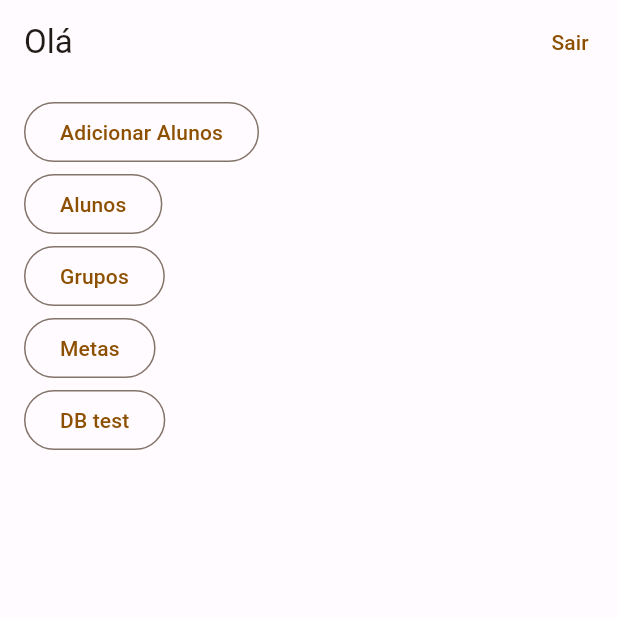
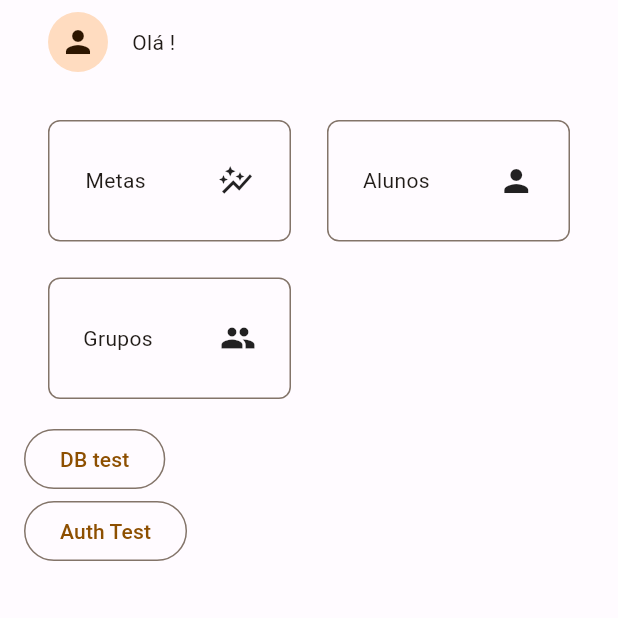
Before and after one commit to ThiagoFontes/minha_turma, a Flutter app: the screen it shows once a user with an empty profile is signed in, on a phone screen of 412 x 824 dp, the top half of it. Run offline on Flutter 3.47's test engine with Material 3 defaults, Android fonts, the phone set to English and light mode, and no system bars; our stand-ins replace cloud_firestore, firebase_auth, firebase_core, flutter_bloc, go_router; accounts and stored records are empty; generated files the repository leaves out were written again; Roboto replaces fonts that are missing (RobotoMono).

Commit message:
Improve home coach design

```diff
--- a/lib/src/app_routes.dart
+++ b/lib/src/app_routes.dart
@@ -2,7 +2,8 @@
 import 'package:firebase_auth/firebase_auth.dart';
 import 'package:flutter/material.dart';
 import 'package:go_router/go_router.dart';
-import 'package:myclasses/src/features/firestore_test/firestore_test_page.dart';
+import 'package:myclasses/src/features/firebase_auth_test/test_firebase_auth_page.dart';
+import 'package:myclasses/src/features/firestore_test/test_firestore_page.dart';
 import 'package:myclasses/src/features/home_coach/add_student_page.dart';
 import 'package:myclasses/src/features/home_coach/home_coach_page.dart';
 import 'package:myclasses/src/features/home_coach/list_goals_page.dart';
@@ -13,8 +14,9 @@ typedef RouterBuilder = Widget Function(BuildContext, GoRouterState);
 abstract class AppRoutes {
   static final _routesMap = <String, RouterBuilder>{
     LoginView.route: (context, state) => const LoginView(),
-    FirestoreTestPage.route: (context, state) => const FirestoreTestPage(),
-    HomeCoachPage.route: (context, state) => const HomeCoachPage(),
+    TestFirestorePage.route: (context, state) => const TestFirestorePage(),
+    TestFirebaseAuthPage.route: (p0, p1) => const TestFirebaseAuthPage(),
+    HomeCoachPage.route: (context, state) => HomeCoachPage(),
     AddStudentPage.route: (p0, p1) => const AddStudentPage(),
     ListGoalsPage.route: (p0, p1) => ListGoalsPage(),
     // HomePage.route: (context, _) => const HomePage(),
--- a/lib/src/features/home_coach/home_coach_page.dart
+++ b/lib/src/features/home_coach/home_coach_page.dart
@@ -1,9 +1,14 @@
 import 'package:firebase_auth/firebase_auth.dart';
 import 'package:flutter/material.dart';
 import 'package:go_router/go_router.dart';
-import 'package:myclasses/src/features/firestore_test/firestore_test_page.dart';
+import 'package:myclasses/src/app_routes.dart';
+import 'package:myclasses/src/features/firebase_auth_test/test_firebase_auth_page.dart';
+import 'package:myclasses/src/features/firestore_test/test_firestore_page.dart';
 import 'package:myclasses/src/features/home_coach/add_student_page.dart';
 import 'package:myclasses/src/features/home_coach/list_goals_page.dart';
+import 'package:myclasses/src/features/home_coach/vmodels/cards_home_vmodel.dart';
+import 'package:myclasses/src/features/home_coach/widgets/profile_app_bar.dart';
+import 'package:myclasses/src/features/home_coach/widgets/square_button.dart';
 
 class HomeCoachPage extends StatelessWidget {
   static const String route = '/home_coach';
@@ -12,17 +17,27 @@ class HomeCoachPage extends StatelessWidget {
 
   @override
   Widget build(BuildContext context) {
+    final cards = <CardsHomeVModel>[
+      CardsHomeVModel(
+        title: 'Metas',
+        icon: Icons.auto_graph,
+        onTap: () => AppRoutes.router.pushNamed(ListGoalsPage.route),
+      ),
+      CardsHomeVModel(
+        title: 'Alunos',
+        icon: Icons.person,
+        onTap: () => AppRoutes.router.pushNamed(AddStudentPage.route),
+      ),
+      CardsHomeVModel(
+        title: 'Grupos',
+        icon: Icons.people,
+        onTap: () => AppRoutes.router.pushNamed(AddStudentPage.route),
+      ),
+    ];
+
     return Scaffold(
-      appBar: AppBar(
-        title: Text(
-          'Olá ${FirebaseAuth.instance.currentUser?.displayName ?? ''}',
-        ),
-        actions: [
-          TextButton(
-            onPressed: () => FirebaseAuth.instance.signOut(),
-            child: const Text('Sair'),
-          ),
-        ],
+      appBar: ProfileAppBar(
+        displayName: FirebaseAuth.instance.currentUser?.displayName,
       ),
       body: SingleChildScrollView(
         child: Padding(
@@ -30,30 +45,52 @@ class HomeCoachPage extends StatelessWidget {
           child: Column(
             crossAxisAlignment: CrossAxisAlignment.start,
             children: [
-              OutlinedButton(
-                onPressed: () => context.pushNamed(AddStudentPage.route),
-                child: const Text('Adicionar Alunos'),
+              GridView.count(
+                physics: const NeverScrollableScrollPhysics(),
+                padding: const EdgeInsets.all(16),
+                mainAxisSpacing: 24,
+                crossAxisSpacing: 24,
+                shrinkWrap: true,
+                crossAxisCount: 2,
+                childAspectRatio: 2 / 1,
+                children: List.generate(
+                  cards.length,
+                  (index) => CardButton(
+                    cardVModel: cards[index],
+                  ),
+                ),
               ),
               OutlinedButton(
-                onPressed: () => context.pushNamed(AddStudentPage.route),
-                child: const Text('Alunos'),
+                onPressed: () => context.pushNamed(TestFirestorePage.route),
+                child: const Text('DB test'),
               ),
               OutlinedButton(
-                onPressed: () => context.pushNamed(AddStudentPage.route),
-                child: const Text('Grupos'),
-              ),
-              OutlinedButton(
-                onPressed: () => context.pushNamed(ListGoalsPage.route),
-                child: const Text('Metas'),
-              ),
-              OutlinedButton(
-                onPressed: () => context.pushNamed(FirestoreTestPage.route),
-                child: const Text('DB test'),
+                onPressed: () => context.pushNamed(TestFirebaseAuthPage.route),
+                child: const Text('Auth Test'),
               ),
             ],
           ),
         ),
       ),
+      // bottomNavigationBar: BottomNavigationBar(
+      //   items: const <BottomNavigationBarItem>[
+      //     BottomNavigationBarItem(
+      //       icon: Icon(Icons.home),
+      //       label: 'Home',
+      //     ),
+      //     BottomNavigationBarItem(
+      //       icon: Icon(Icons.auto_graph),
+      //       label: 'Ranking',
+      //     ),
+      //     BottomNavigationBarItem(
+      //       icon: Icon(Icons.settings),
+      //       label: 'Settings',
+      //     ),
+      //   ],
+      //   selectedItemColor: theme.colorScheme.primary,
+      //   unselectedItemColor: theme.colorScheme.onBackground,
+      //   backgroundColor: theme.colorScheme.background,
+      // ),
     );
   }
 }
--- /dev/null
+++ b/lib/src/features/home_coach/vmodels/cards_home_vmodel.dart
@@ -0,0 +1,13 @@
+import 'package:flutter/material.dart';
+
+class CardsHomeVModel {
+  final String title;
+  final IconData icon;
+  final void Function()? onTap;
+
+  CardsHomeVModel({
+    required this.title,
+    required this.icon,
+    required this.onTap,
+  });
+}
--- /dev/null
+++ b/lib/src/features/home_coach/widgets/profile_app_bar.dart
@@ -0,0 +1,37 @@
+import 'package:flutter/material.dart';
+
+class ProfileAppBar extends StatelessWidget implements PreferredSizeWidget {
+  const ProfileAppBar({
+    super.key,
+    this.displayName,
+  });
+  final String? displayName;
+
+  @override
+  Widget build(BuildContext context) {
+    final buffer = StringBuffer('Olá');
+    if (displayName != null) {
+      buffer.write(' $displayName');
+    }
+    buffer.write('!');
+
+    return SafeArea(
+      child: Row(
+        children: [
+          const SizedBox(width: 32),
+          const CircleAvatar(
+            child: Icon(Icons.person),
+          ),
+          const SizedBox(width: 16),
+          Column(
+            mainAxisAlignment: MainAxisAlignment.center,
+            children: [Text(buffer.toString())],
+          ),
+        ],
+      ),
+    );
+  }
+
+  @override
+  Size get preferredSize => const Size.fromHeight(kToolbarHeight);
+}
--- /dev/null
+++ b/lib/src/features/home_coach/widgets/square_button.dart
@@ -0,0 +1,35 @@
+import 'package:flutter/material.dart';
+import 'package:myclasses/src/features/home_coach/vmodels/cards_home_vmodel.dart';
+import 'package:myclasses/src/utils/material_theme/theme_extension.dart';
+
+class CardButton extends StatelessWidget {
+  const CardButton({
+    super.key,
+    required this.cardVModel,
+  });
+
+  final CardsHomeVModel cardVModel;
+
+  @override
+  Widget build(BuildContext context) {
+    return GestureDetector(
+      onTap: cardVModel.onTap,
+      child: Container(
+        decoration: BoxDecoration(
+          color: context.theme.colorScheme.background,
+          border: Border.all(
+            color: context.theme.colorScheme.outline,
+          ),
+          borderRadius: BorderRadius.circular(8),
+        ),
+        child: Row(
+          mainAxisAlignment: MainAxisAlignment.spaceAround,
+          children: [
+            Text(cardVModel.title),
+            Icon(cardVModel.icon),
+          ],
+        ),
+      ),
+    );
+  }
+}
--- /dev/null
+++ b/lib/src/utils/material_theme/theme_extension.dart
@@ -0,0 +1,5 @@
+import 'package:flutter/material.dart';
+
+extension Themex on BuildContext {
+  ThemeData get theme => Theme.of(this);
+}
```
Also changed, not shown: lib/src/app.dart (+80 -41 lines), lib/src/features/firebase_auth_test/firebase_auth_test.dart (deleted, +0 -15 lines), lib/src/features/firebase_auth_test/test_firebase_auth_page.dart (added, +54 -0 lines), lib/src/features/firestore_test/test_firestore_page.dart (renamed from lib/src/features/firestore_test/firestore_test_page.dart, +4 -4 lines).
